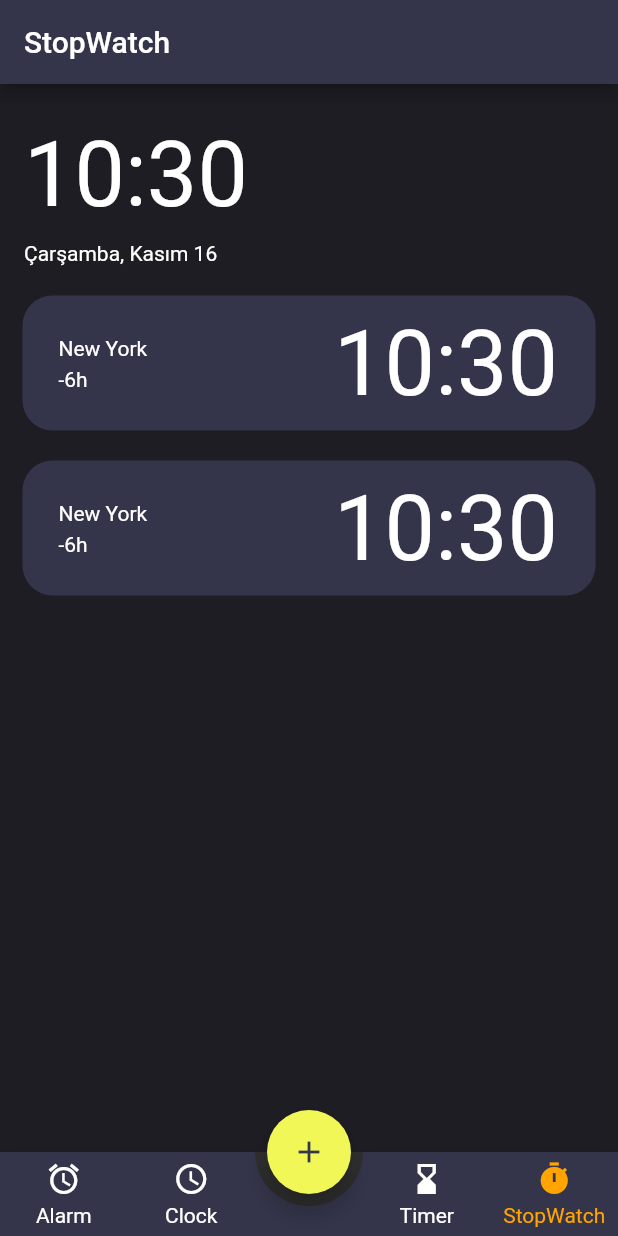
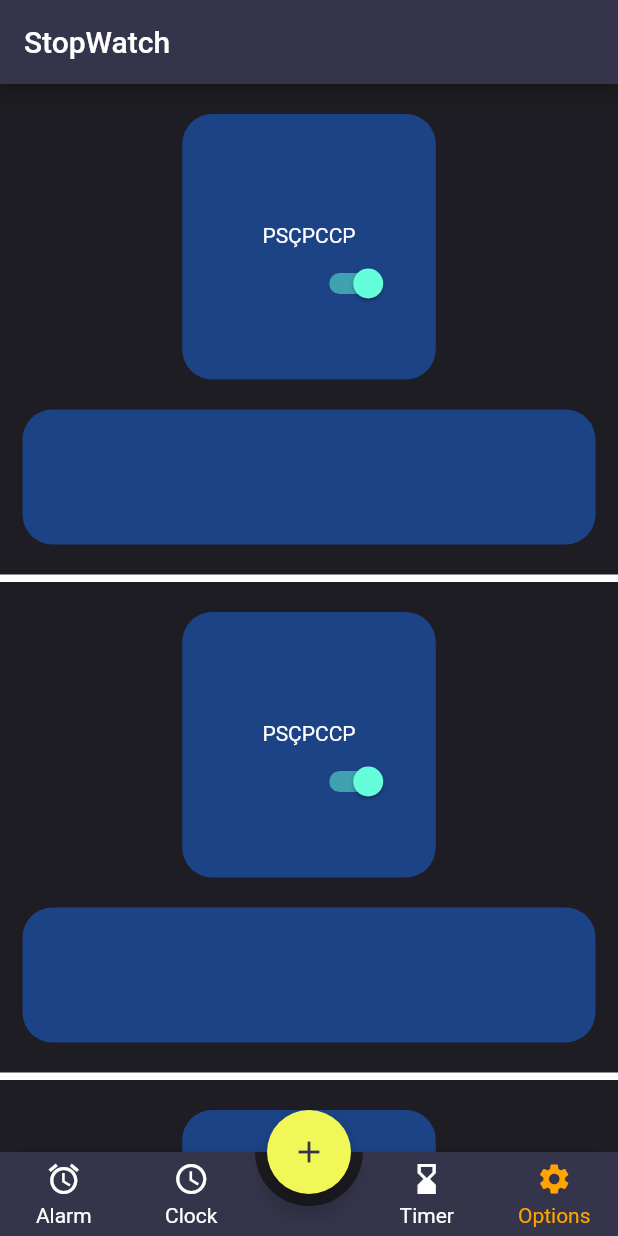
Before and after one commit to EmreTug/MyAlarm, a Flutter app: the screen it shows after launch, item 4 of the bottom bar chosen, on a phone screen of 412 x 824 dp. Run offline on Flutter 3.47's test engine with Material 2 defaults, Android fonts, the phone set to English and light mode, and no system bars; drawn by our look-alikes of animated_bottom_navigation_bar, auto_size_text; our stand-ins replace analog_clock, quickalert; missing offline and left inert: circular_reveal_animation, flutter_ringtone_player.

Commit message:
Added theme page for change alarm and clock theme

```diff
--- a/myalarm/lib/Screen/AlarmPage.dart
+++ b/myalarm/lib/Screen/AlarmPage.dart
@@ -4,6 +4,8 @@ import 'package:flutter/src/widgets/framework.dart';
 import 'package:intl/intl.dart';
 import 'package:myalarm/main.dart';
 import 'package:myalarm/model/staticmodel.dart';
+
+import '../widgets/alarm.dart';
 
 class AlarmPage extends StatefulWidget {
   const AlarmPage({super.key});
@@ -26,64 +28,8 @@ class _AlarmPageState extends State<AlarmPage> {
                 crossAxisCount: (orientation == Orientation.portrait) ? 2 : 3),
             itemCount: 11,
             itemBuilder: (BuildContext ctx, index) {
-              return Container(
-                height: 177,
-                width: 169,
-                margin: EdgeInsets.all(20),
-                alignment: Alignment.center,
-                decoration: BoxDecoration(
-                    color: HexColor("34344A"),
-                    borderRadius: BorderRadius.circular(20)),
-                child: Column(
-                  children: [
-                    Row(
-                      children: [
-                        Container(
-                          margin: EdgeInsets.only(left: 31,top: 15),
-                          child: const Text(
-                            "Etiket",
-                            style: const TextStyle(
-                              color: Colors.grey,
-                              fontSize: 14,
-                            ),
-                          ),
-                        )
-                      ],
-                    ),
-                    Text(
-                     "15:30",
-                      style: TextStyle(
-                          color: Colors.grey,
-                          fontSize: 36,
-                          fontWeight: FontWeight.bold),
-                    ),
-                    Row(
-                      mainAxisAlignment: MainAxisAlignment.center,
-                      children: const [
-                        Text("P"),
-                        Text("S"),
-                        Text("Ç"),
-                        Text("P"),
-                        Text("C"),
-                        Text("C"),
-                        Text("P"),
-                      ],
-                    ),
-                   Row(
-
-                    mainAxisAlignment: MainAxisAlignment.end,
-                    children: [
-                     Container(
-                      margin: EdgeInsets.only(right: 25),
-                      child: Switch(
-
-                      value: true,
-                      onChanged: (value) {},
-                    ),)
-                   ],)
-                  ],
-                ),
-              );
+              return
+              AlarmWidget(color1: StaticClass.color1,color2: StaticClass.color2,);
             }),
       ),
     );
--- a/myalarm/lib/Screen/ClockPage.dart
+++ b/myalarm/lib/Screen/ClockPage.dart
@@ -7,6 +7,8 @@ import 'package:flutter/src/widgets/framework.dart';
 import 'package:intl/intl.dart';
 import 'package:myalarm/main.dart';
 import 'package:myalarm/model/staticmodel.dart';
+
+import '../widgets/clock.dart';
 class HexColor extends Color {
   static int _getColorFromHex(String hexColor) {
     hexColor = hexColor.toUpperCase().replaceAll("#", "");
@@ -32,7 +34,8 @@ class _ClockPageState extends State<ClockPage> {
     StaticClass.title="Clock";
     return Scaffold(
 
-      body: SafeArea(
+      body:
+      SafeArea(
         child: Container(
           color: HexColor("1D1D23"),
           child: Column(
@@ -68,54 +71,8 @@ class _ClockPageState extends State<ClockPage> {
               scrollDirection: Axis.vertical,
               itemCount: 2,
               itemBuilder: (BuildContext ctxt, int index) {
-                return  Container(
-                  margin: EdgeInsets.only(bottom: 20,left: 15,right: 15),
-                  height:90,width: MediaQuery.of(context).size.width,decoration: BoxDecoration(
-                    color: HexColor("#34344A"),
-                    borderRadius: BorderRadius.circular(20)
-                  ),
-                  child: Row(
-                    mainAxisAlignment: MainAxisAlignment.spaceBetween,
-                    children: [
-                    Column(
-
-                      children: [
-                      Container(
-                        width: 100,
-                        margin: EdgeInsets.only(top: 27,bottom: 5,left: 24),
-                        child:  Text(
-
-                         "New York",
-                          style:const TextStyle(
-                            color: Colors.white,
-                            fontSize: 14,
-                          ),),),
-                          Container(
-                        width: 100,
-
-                        margin: EdgeInsets.only(left: 24),
-
-                            child:  Text(
-
-                          "-6h"
-                          ,
-                          style:const TextStyle(
-                            color: Colors.white,
-                            fontSize: 14,
-                          ),),),
-                    ],),
-                    Container(
-                      margin: EdgeInsets.only(right: 25),
-                      child:  Text(
-
-                          DateFormat('HH:mm').format(DateTime.now()),
-                          style:const TextStyle(
-                            color: Colors.white,
-                            fontSize: 60,
-                          ),),)
-
-                  ]),
-                  );
+                return
+                  ClockWidget(color1: StaticClass.color1,color2: StaticClass.color2,);
               },
             ),
 
--- a/myalarm/lib/Screen/TimerPage.dart
+++ b/myalarm/lib/Screen/TimerPage.dart
@@ -64,9 +64,11 @@ class _TimerPageState extends State<TimerPage>
 
   @override
   Widget build(BuildContext context) {
-    return Scaffold(
+    return
+    Scaffold(
       backgroundColor: HexColor("#1D1D23"),
-      body: SafeArea(child: Column(
+      body: SafeArea(child:
+      Column(
 
         children: [
           Expanded(
--- /dev/null
+++ b/myalarm/lib/Screen/settingsPage.dart
@@ -0,0 +1,81 @@
+import 'package:flutter/material.dart';
+import 'package:flutter/src/widgets/container.dart';
+import 'package:flutter/src/widgets/framework.dart';
+import 'package:myalarm/model/staticmodel.dart';
+import 'package:myalarm/widgets/clock.dart';
+import 'package:quickalert/models/quickalert_type.dart';
+import 'package:quickalert/widgets/quickalert_dialog.dart';
+import 'dart:math' as math;
+
+import '../main.dart';
+import '../widgets/alarm.dart';
+
+class SettingsPage extends StatefulWidget {
+  const SettingsPage({super.key});
+
+  @override
+  State<SettingsPage> createState() => _SettingsPageState();
+}
+class colors{
+  late Color color1;
+  late Color color2;
+}
+List<colors> colorList=List.empty(growable: true);
+void randomColor(){
+  for(int i=0;i<10;i++){
+  Color randomcolor1=Color((math.Random().nextDouble() * 0xFFFFFF).toInt()).withOpacity(1.0);
+  Color randomcolor2=Color((math.Random().nextDouble() * 0xFFFFFF).toInt()).withOpacity(1.0);
+  colors color=colors();
+  color.color1=randomcolor1;
+  color.color2=randomcolor2;
+  colorList.add(color);
+  }
+
+}
+class _SettingsPageState extends State<SettingsPage> {
+
+  @override
+  Widget build(BuildContext context) {
+    randomColor();
+    final orientation = MediaQuery.of(context).orientation;
+
+    return Container(
+
+          color: HexColor("1D1D23"),
+          child: SafeArea(child: Container(
+              color: Colors.white,
+        child: ListView.builder(
+
+            itemCount: 10,
+            itemBuilder: (BuildContext ctx, index) {
+
+              return
+
+             GestureDetector(
+              onTap: () { QuickAlert.show(
+                  context: context,
+                  type: QuickAlertType.success,
+                  text: 'Succesfully  to completed change theme',
+
+                );
+                   StaticClass.color1=colorList[index].color1;
+                StaticClass.color2=colorList[index].color2;
+
+              },
+              child:  Container(
+        color: HexColor("1D1D23"),
+
+                margin: EdgeInsets.only(bottom: 5),
+                child: Column(
+                mainAxisAlignment: MainAxisAlignment.center,
+                children: [
+                  AlarmWidget(color1:colorList[index].color1,color2: colorList[index].color2,),
+                  ClockWidget(color1: colorList[index].color1,color2: colorList[index].color2,)
+                ],
+              ),),);
+            }),
+      ),),
+
+    );
+  }
+}
--- a/myalarm/lib/main.dart
+++ b/myalarm/lib/main.dart
@@ -9,6 +9,7 @@ import 'package:flutter/services.dart';
 import 'package:myalarm/Screen/AlarmPage.dart';
 import 'package:myalarm/Screen/ClockPage.dart';
 import 'package:myalarm/Screen/TimerPage.dart';
+import 'package:myalarm/Screen/settingsPage.dart';
 import 'package:myalarm/model/staticmodel.dart';
 void main() => runApp(MyApp());
 String mytitle="Alarm";
@@ -55,17 +56,17 @@ class _MyHomePageState extends State<MyHomePage> with TickerProviderStateMixin {
     Icons.alarm,
     Icons.watch_later_outlined,
     Icons.hourglass_bottom,
-    const IconData(0xe662, fontFamily: 'MaterialIcons')
+    Icons.settings
 
   ];
   final pageList = <String>[
     'Alarm',
     'Clock',
     'Timer',
-    'StopWatch'
+    'Options'
 
   ];
-final screenList=[AlarmPage(),ClockPage(),TimerPage(),ClockPage()];
+final screenList=[AlarmPage(),ClockPage(),TimerPage(),SettingsPage()];
   @override
   void initState() {
     super.initState();
--- a/myalarm/lib/model/staticmodel.dart
+++ b/myalarm/lib/model/staticmodel.dart
@@ -1,4 +1,14 @@
+import 'dart:ui';
+
+import 'package:flutter/material.dart';
+
+import '../main.dart';
+
 class StaticClass {
   static String title= "";
+  static late  Color color1=HexColor("34344A");
+  static  late Color color2=Colors.grey;
+
+
 
   }
--- /dev/null
+++ b/myalarm/lib/widgets/alarm.dart
@@ -0,0 +1,76 @@
+import 'dart:io';
+
+import 'package:flutter/material.dart';
+
+import '../main.dart';
+
+class AlarmWidget extends StatelessWidget {
+  const AlarmWidget({
+    required this.color1, required this.color2,
+    super.key,
+  });
+final Color color1;
+  final Color color2;
+  @override
+  Widget build(BuildContext context) {
+    return Container(
+      height: 177,
+      width: 169,
+      margin: EdgeInsets.all(20),
+      alignment: Alignment.center,
+      decoration: BoxDecoration(
+          color: color1==null ? HexColor("34344A"):color1,
+          borderRadius: BorderRadius.circular(20)),
+      child: Column(
+        children: [
+          Row(
+            children: [
+              Container(
+                margin: EdgeInsets.only(left: 31,top: 15),
+                child:  Text(
+                  "Etiket",
+                  style:  TextStyle(
+          color: color2==null ? Colors.white:color2,
+
+                    fontSize: 14,
+                  ),
+                ),
+              )
+            ],
+          ),
+          Text(
+           "15:30",
+            style: TextStyle(
+          color: color2==null ? Colors.white:color2,
+                fontSize: 36,
+                fontWeight: FontWeight.bold),
+          ),
+          Row(
+            mainAxisAlignment: MainAxisAlignment.center,
+            children: const [
+              Text("P"),
+              Text("S"),
+              Text("Ç"),
+              Text("P"),
+              Text("C"),
+              Text("C"),
+              Text("P"),
+            ],
+          ),
+         Row(
+
+          mainAxisAlignment: MainAxisAlignment.end,
+          children: [
+           Container(
+            margin: EdgeInsets.only(right: 25),
+            child: Switch(
+
+            value: true,
+            onChanged: (value) {},
+          ),)
+         ],)
+        ],
+      ),
+    );
+  }
+}
--- /dev/null
+++ b/myalarm/lib/widgets/clock.dart
@@ -0,0 +1,64 @@
+import 'package:flutter/material.dart';
+import 'package:intl/intl.dart';
+
+import '../main.dart';
+
+class ClockWidget extends StatelessWidget {
+  const ClockWidget({
+    required this.color1, required this.color2,
+    super.key,
+  });
+final Color color1;
+  final Color color2;
+  @override
+  Widget build(BuildContext context) {
+    return Container(
+      margin: EdgeInsets.only(bottom: 20,left: 15,right: 15),
+      height:90,width: MediaQuery.of(context).size.width,decoration: BoxDecoration(
+          color: color1==null ? HexColor("34344A"):color1,
+        borderRadius: BorderRadius.circular(20)
+      ),
+      child: Row(
+        mainAxisAlignment: MainAxisAlignment.spaceBetween,
+        children: [
+        Column(
+
+          children: [
+          Container(
+            width: 100,
+            margin: EdgeInsets.only(top: 27,bottom: 5,left: 24),
+            child:  Text(
+
+             "New York",
+              style: TextStyle(
+          color: color2==null ?Colors.white:color2,
+                fontSize: 14,
+              ),),),
+              Container(
+            width: 100,
+
+            margin: EdgeInsets.only(left: 24),
+
+                child:  Text(
+
+              "-6h"
+              ,
+              style: TextStyle(
+          color: color2==null ?Colors.white:color2,
+                fontSize: 14,
+              ),),),
+        ],),
+        Container(
+          margin: EdgeInsets.only(right: 25),
+          child:  Text(
+
+              DateFormat('HH:mm').format(DateTime.now()),
+              style: TextStyle(
+          color: color2==null ?Colors.white:color2,
+                fontSize: 60,
+              ),),)
+
+      ]),
+      );
+  }
+}
--- a/myalarm/pubspec.yaml
+++ b/myalarm/pubspec.yaml
@@ -43,6 +43,7 @@ dependencies:
   auto_size_text: ^3.0.0
   flutter_countdown_timer: ^4.1.0
   flutter_ringtone_player: ^3.2.0
+  quickalert: ^1.0.0
 
 dev_dependencies:
   flutter_test:
```
